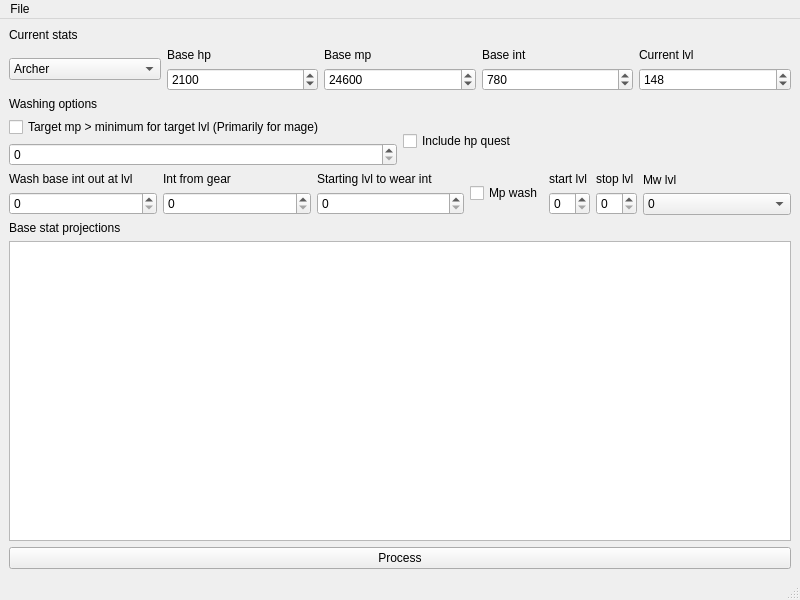
First picture: the form in mainwindow.ui, repository Inexorably/royalsWash, before the edit.
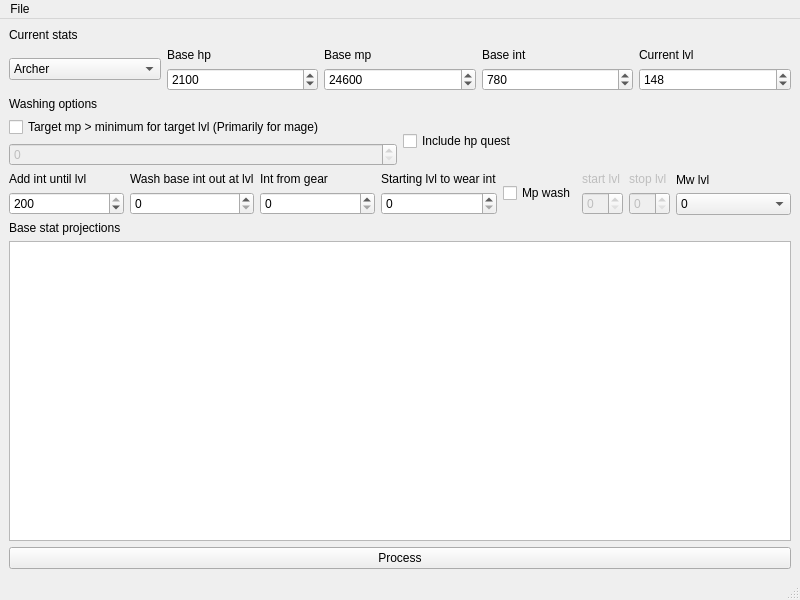
Second picture: the form after the edit.

The edit to the form file:
```diff
--- a/mainwindow.ui
+++ b/mainwindow.ui
@@ -204,7 +204,11 @@
              </widget>
             </item>
             <item>
-             <widget class="QSpinBox" name="spinBoxTargetMp"/>
+             <widget class="QSpinBox" name="spinBoxTargetMp">
+              <property name="enabled">
+               <bool>false</bool>
+              </property>
+             </widget>
             </item>
            </layout>
           </item>
@@ -219,6 +223,30 @@
         </item>
         <item>
          <layout class="QHBoxLayout" name="horizontalLayout_3">
+          <item>
+           <layout class="QVBoxLayout" name="verticalLayout_17">
+            <item>
+             <widget class="QLabel" name="labelAddIntLvl">
+              <property name="text">
+               <string>Add int until lvl</string>
+              </property>
+             </widget>
+            </item>
+            <item>
+             <widget class="QSpinBox" name="spinBoxAddIntLvl">
+              <property name="minimum">
+               <number>1</number>
+              </property>
+              <property name="maximum">
+               <number>200</number>
+              </property>
+              <property name="value">
+               <number>200</number>
+              </property>
+             </widget>
+            </item>
+           </layout>
+          </item>
           <item>
            <layout class="QVBoxLayout" name="verticalLayout_10">
             <item>
@@ -273,28 +301,42 @@
             <item>
              <layout class="QVBoxLayout" name="verticalLayout_5">
               <item>
-               <widget class="QLabel" name="label_9">
+               <widget class="QLabel" name="labelMpWashStart">
+                <property name="enabled">
+                 <bool>false</bool>
+                </property>
                 <property name="text">
                  <string>start lvl</string>
                 </property>
                </widget>
               </item>
               <item>
-               <widget class="QSpinBox" name="spinBoxMpWashStart"/>
+               <widget class="QSpinBox" name="spinBoxMpWashStart">
+                <property name="enabled">
+                 <bool>false</bool>
+                </property>
+               </widget>
               </item>
              </layout>
             </item>
             <item>
              <layout class="QVBoxLayout" name="verticalLayout_6">
               <item>
-               <widget class="QLabel" name="label_8">
+               <widget class="QLabel" name="labelMpWashStop">
+                <property name="enabled">
+                 <bool>false</bool>
+                </property>
                 <property name="text">
                  <string>stop lvl</string>
                 </property>
                </widget>
               </item>
               <item>
-               <widget class="QSpinBox" name="spinBoxMpWashStop_2"/>
+               <widget class="QSpinBox" name="spinBoxMpWashStop_2">
+                <property name="enabled">
+                 <bool>false</bool>
+                </property>
+               </widget>
               </item>
              </layout>
             </item>
```
